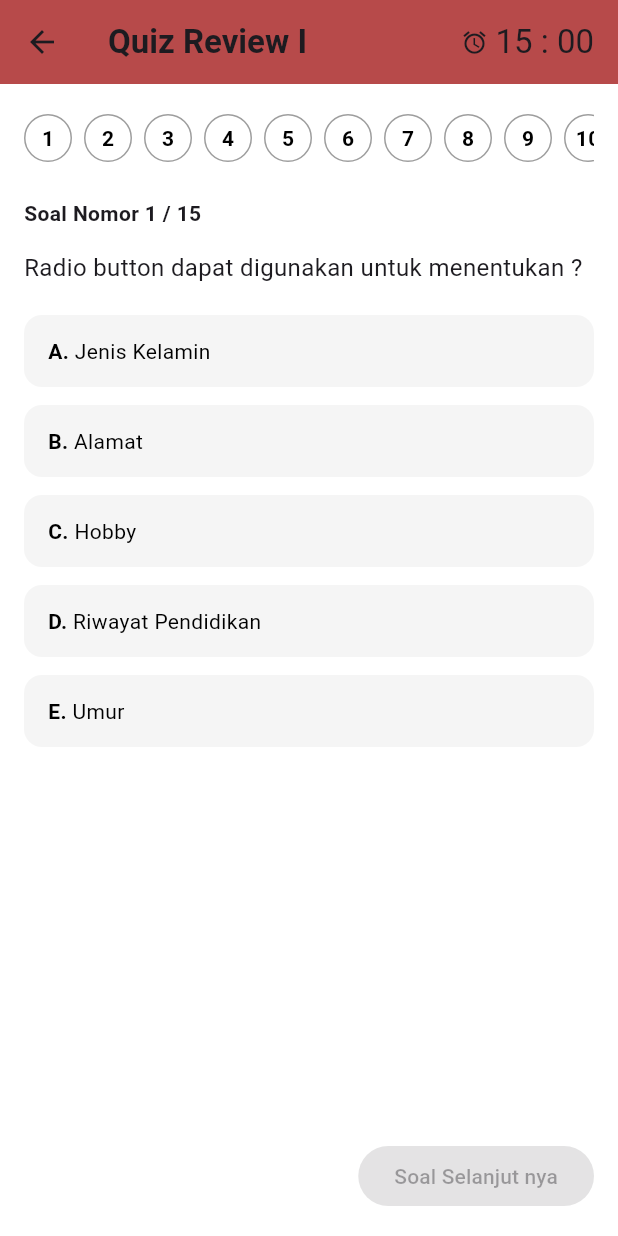
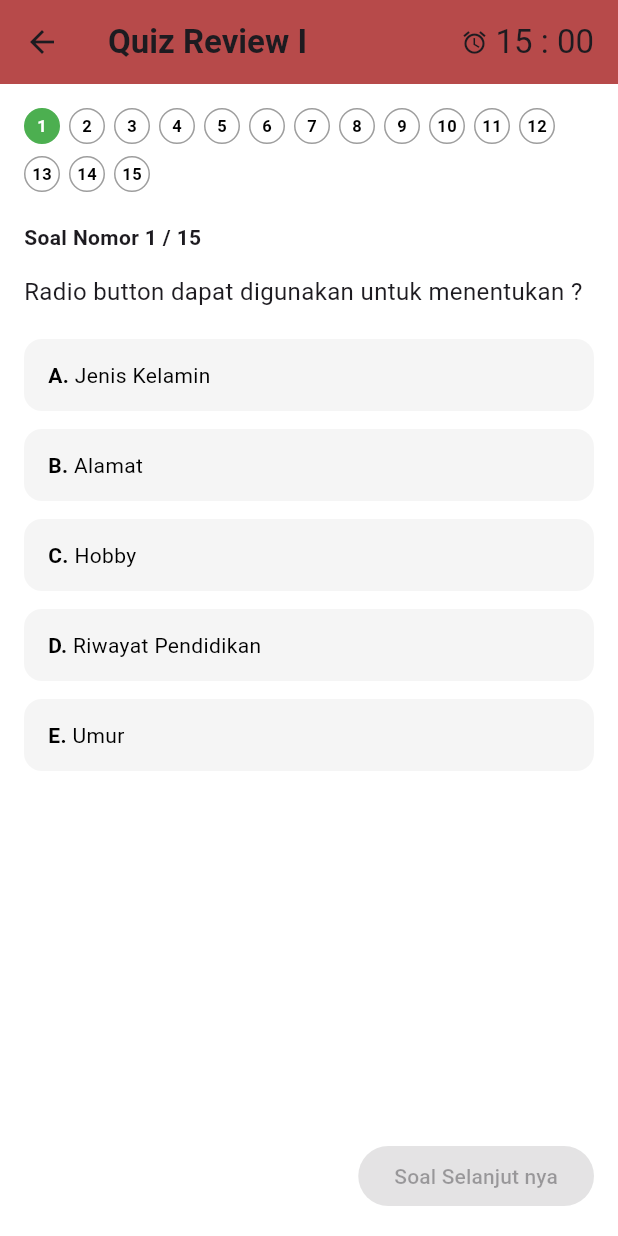
Before and after one commit to ekanurandin/Flutter-Project-Uas-Learning-Management-System, a Flutter app: the QuizTakingPage screen opened directly, on a phone screen of 412 x 824 dp. Run offline on Flutter 3.47's test engine with Material 3 defaults, Android fonts, the phone set to English and light mode, and no system bars; our stand-ins replace google_fonts.

Commit message:
menambah dan memperbaiki tampilan di bagian soal terakhir di quiz taking page

```diff
--- a/lib/quiz_taking_page.dart
+++ b/lib/quiz_taking_page.dart
@@ -9,14 +9,15 @@ class QuizTakingPage extends StatefulWidget {
 
 class _QuizTakingPageState extends State<QuizTakingPage> {
   int currentQuestionIndex = 0;
-  List<int?> selectedAnswers = List.filled(15, null);
+  final List<int> realQuestionNumbers = [1, 2, 15];
+  List<int?> selectedAnswers = List.filled(3, null);
 
   void nextQuestion() {
-    if (currentQuestionIndex < questions.length - 1) {
     setState(() {
+      if (currentQuestionIndex < realQuestionNumbers.length - 1) {
         currentQuestionIndex++;
+      }
     });
-    }
   }
 
   void previousQuestion() {
@@ -40,145 +41,13 @@ class _QuizTakingPageState extends State<QuizTakingPage> {
       'correct': 0,
     },
     {
-      'question': 'Apa itu Flutter?',
+      'question': 'Dalam perancangan web yang baik, untuk teks yang menyampaikan isi konten digunakan font yang sama di setiap halaman, ini merupakan salah satu tujuan yaitu?',
       'options': [
-        'Bahasa pemrograman',
-        'Framework UI',
-        'Database',
-        'Server',
-        'OS'
-      ],
-      'correct': 1,
-    },
-    {
-      'question': 'Apa fungsi dari StatefulWidget?',
-      'options': [
-        'Widget statis',
-        'Widget yang bisa berubah',
-        'Widget untuk teks',
-        'Widget untuk gambar',
-        'Widget untuk tombol'
-      ],
-      'correct': 1,
-    },
-    {
-      'question': 'Bahasa pemrograman utama untuk Flutter adalah?',
-      'options': [
-        'Java',
-        'Kotlin',
-        'Dart',
-        'Swift',
-        'Python'
-      ],
-      'correct': 2,
-    },
-    {
-      'question': 'Apa itu hot reload?',
-      'options': [
-        'Restart aplikasi',
-        'Update kode tanpa restart',
-        'Compile ulang',
-        'Debug mode',
-        'Release mode'
-      ],
-      'correct': 1,
-    },
-    {
-      'question': 'Widget apa yang digunakan untuk layout vertikal?',
-      'options': [
-        'Row',
-        'Column',
-        'Stack',
-        'Container',
-        'ListView'
-      ],
-      'correct': 1,
-    },
-    {
-      'question': 'Apa itu pubspec.yaml?',
-      'options': [
-        'File konfigurasi proyek',
-        'File kode utama',
-        'File untuk test',
-        'File untuk assets',
-        'File untuk dependencies'
-      ],
-      'correct': 0,
-    },
-    {
-      'question': 'Bagaimana cara menambahkan padding pada widget?',
-      'options': [
-        'Menggunakan Padding widget',
-        'Menggunakan Margin widget',
-        'Menggunakan SizedBox',
-        'Menggunakan Container',
-        'Menggunakan Expanded'
-      ],
-      'correct': 0,
-    },
-    {
-      'question': 'Apa itu BuildContext?',
-      'options': [
-        'Konteks build widget',
-        'Konteks aplikasi',
-        'Konteks database',
-        'Konteks network',
-        'Konteks file'
-      ],
-      'correct': 0,
-    },
-    {
-      'question': 'Widget mana yang digunakan untuk navigasi?',
-      'options': [
-        'Navigator',
-        'Route',
-        'Scaffold',
-        'AppBar',
-        'BottomNavigationBar'
-      ],
-      'correct': 0,
-    },
-    {
-      'question': 'Apa itu async/await?',
-      'options': [
-        'Untuk loop',
-        'Untuk conditional',
-        'Untuk asynchronous programming',
-        'Untuk synchronous programming',
-        'Untuk error handling'
-      ],
-      'correct': 2,
-    },
-    {
-      'question': 'Bagaimana cara membuat list di Flutter?',
-      'options': [
-        'Menggunakan ListView',
-        'Menggunakan Column',
-        'Menggunakan Row',
-        'Menggunakan Stack',
-        'Menggunakan Container'
-      ],
-      'correct': 0,
-    },
-    {
-      'question': 'Apa itu InheritedWidget?',
-      'options': [
-        'Widget untuk inheritance',
-        'Widget untuk state management',
-        'Widget untuk animation',
-        'Widget untuk layout',
-        'Widget untuk input'
-      ],
-      'correct': 1,
-    },
-    {
-      'question': 'Bahasa apa yang digunakan untuk Android development?',
-      'options': [
-        'Java',
-        'Kotlin',
-        'Dart',
-        'Swift',
-        'Python'
+        'Integrasi',
+        'Standarisasi',
+        'Konsistensi',
+        'Koefensi',
+        'Koreksi'
       ],
       'correct': 1,
     },
@@ -232,33 +101,32 @@ class _QuizTakingPageState extends State<QuizTakingPage> {
           children: [
 
             /// ======== NOMOR SOAL BULAT ========
-            SizedBox(
-              height: 40,
-              child: ListView.builder(
-                scrollDirection: Axis.horizontal,
-                itemCount: 15,
-                itemBuilder: (context, index) {
-                  bool isActive = index == currentQuestionIndex;
-                  bool isAnswered = selectedAnswers[index] != null;
+            Wrap(
+              spacing: 6,
+              runSpacing: 8,
+              children: List.generate(15, (index) {
+                int number = index + 1;
+                int activeNumber = realQuestionNumbers[currentQuestionIndex];
+
+                bool isActive = number == activeNumber;
+                bool isAnswered = realQuestionNumbers
+                    .take(currentQuestionIndex)
+                    .contains(number);
+                bool allGreen = currentQuestionIndex == realQuestionNumbers.length - 1;
 
                 Color bgColor = Colors.white;
                 Color borderColor = Colors.grey;
                 Color textColor = Colors.black;
 
-                  if (isActive) {
-                    bgColor = Colors.white;
-                    borderColor = Colors.grey;
-                    textColor = Colors.black;
-                  } else if (isAnswered) {
+                if ((isActive && !allGreen) || isAnswered || (allGreen && number != 15)) {
                   bgColor = Colors.green;
                   borderColor = Colors.green;
                   textColor = Colors.white;
                 }
 
                 return Container(
-                    margin: const EdgeInsets.only(right: 8),
-                    width: 32,
-                    height: 32,
+                  width: 24,
+                  height: 24,
                   decoration: BoxDecoration(
                     color: bgColor,
                     border: Border.all(color: borderColor),
@@ -266,23 +134,23 @@ class _QuizTakingPageState extends State<QuizTakingPage> {
                   ),
                   alignment: Alignment.center,
                   child: Text(
-                      '${index + 1}',
+                    '$number',
                     style: TextStyle(
+                      fontSize: 11,
+                      fontWeight: FontWeight.bold,
                       color: textColor,
-                        fontWeight: FontWeight.bold,
                     ),
                   ),
                 );
-                },
-              ),
+              }),
             ),
 
             const SizedBox(height: 20),
 
             /// ======== SOAL NOMOR ========
             Text(
-              'Soal Nomor ${currentQuestionIndex + 1} / 15',
-              style: TextStyle(fontWeight: FontWeight.bold),
+              'Soal Nomor ${realQuestionNumbers[currentQuestionIndex]} / 15',
+              style: const TextStyle(fontWeight: FontWeight.bold),
             ),
 
             const SizedBox(height: 15),
@@ -380,19 +248,28 @@ class _QuizTakingPageState extends State<QuizTakingPage> {
                     onPressed: previousQuestion,
                     child: const Text('Soal Sebelum nya'),
                   ),
-                  /// SELANJUTNYA
+
+                  /// SELANJUTNYA / SELESAI
                   ElevatedButton(
                     style: ElevatedButton.styleFrom(
-                      backgroundColor: Colors.grey.shade200,
-                      foregroundColor: Colors.black,
+                      backgroundColor: currentQuestionIndex == questions.length - 1
+                          ? Colors.green
+                          : Colors.grey.shade200,
+                      foregroundColor: currentQuestionIndex == questions.length - 1
+                          ? Colors.white
+                          : Colors.black,
                       shape: RoundedRectangleBorder(
                         borderRadius: BorderRadius.circular(20),
                       ),
                     ),
-                    onPressed: selectedAnswers[currentQuestionIndex] != null
-                        ? nextQuestion
-                        : null,
-                    child: const Text('Soal Selanjut nya'),
+                    onPressed: currentQuestionIndex == questions.length - 1
+                        ? (selectedAnswers[currentQuestionIndex] != null ? () => Navigator.pop(context) : null)
+                        : (selectedAnswers[currentQuestionIndex] != null ? nextQuestion : null),
+                    child: Text(
+                      currentQuestionIndex == questions.length - 1
+                          ? 'Selesai'
+                          : 'Soal Selanjut nya',
+                    ),
                   ),
                 ],
               ),
```
Lines whose indentation alone changed are shown as unchanged.
